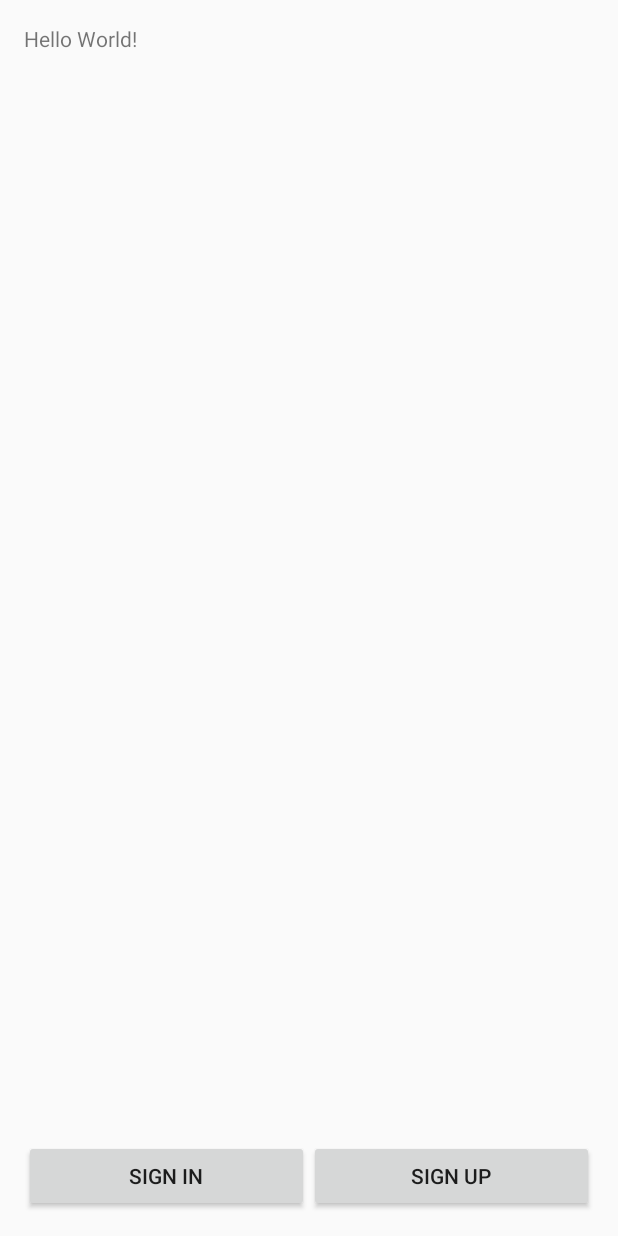
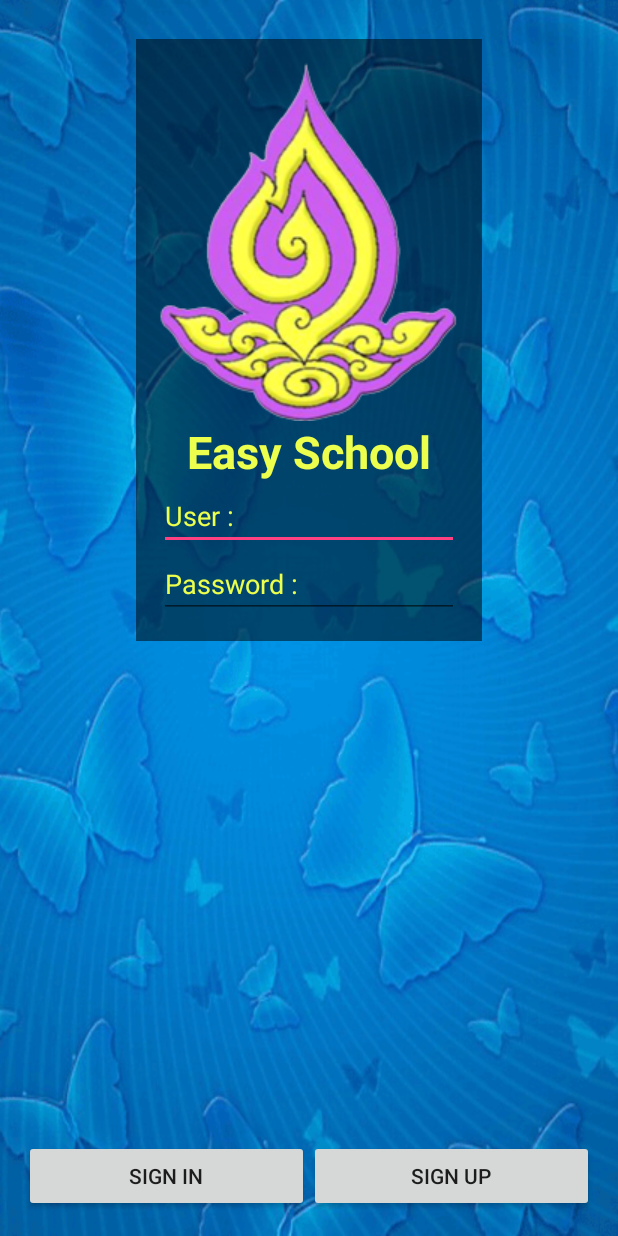
Before and after one commit to Pitawan/TWSchool, an Android app: the screen it shows after launch (MainActivity), on a phone screen of 412 x 824 dp. Run offline under Robolectric (Android 15) with nearby library versions, the phone set to English and light mode, and no system bars.

Commit message:
Design UserInterface Main Finish

```diff
--- a/app/src/main/res/layout/activity_main.xml
+++ b/app/src/main/res/layout/activity_main.xml
@@ -7,12 +7,8 @@
     android:paddingLeft="@dimen/activity_horizontal_margin"
     android:paddingRight="@dimen/activity_horizontal_margin"
     android:paddingTop="@dimen/activity_vertical_margin"
-    tools:context="tw.pitawanpor.twschool.MainActivity">
-
-    <TextView
-        android:layout_width="wrap_content"
-        android:layout_height="wrap_content"
-        android:text="Hello World!" />
+    tools:context="tw.pitawanpor.twschool.MainActivity"
+    android:background="@drawable/bg9">
 
     <LinearLayout
         android:orientation="horizontal"
@@ -35,4 +31,51 @@
             android:layout_weight="1"
             android:onClick="clickSignUpMain" />
     </LinearLayout>
+
+    <LinearLayout
+        android:orientation="vertical"
+        android:layout_width="wrap_content"
+        android:layout_height="wrap_content"
+        android:padding="15dp"
+        android:layout_centerHorizontal="true"
+        android:layout_marginTop="10dp"
+        android:gravity="center_horizontal"
+        android:background="#82000000">
+
+        <ImageView
+            android:layout_width="wrap_content"
+            android:layout_height="wrap_content"
+            android:id="@+id/imageView"
+            android:src="@drawable/tw_logo" />
+
+        <TextView
+            android:layout_width="wrap_content"
+            android:layout_height="wrap_content"
+            android:text="@string/app_name"
+            android:id="@+id/textView8"
+            android:textSize="@dimen/h1"
+            android:textStyle="bold"
+            android:textColor="@color/text"
+            android:textColorHint="@color/text" />
+
+        <EditText
+            android:layout_width="match_parent"
+            android:layout_height="wrap_content"
+            android:id="@+id/editText6"
+            android:linksClickable="true"
+            android:hint="User :"
+            android:textColor="@color/text"
+            android:textColorHint="@color/text"
+            android:inputType="text" />
+
+        <EditText
+            android:layout_width="match_parent"
+            android:layout_height="wrap_content"
+            android:id="@+id/editText7"
+            android:linksClickable="true"
+            android:hint="Password :"
+            android:inputType="textPassword"
+            android:textColor="@color/text"
+            android:textColorHint="@color/text" />
+    </LinearLayout>
 </RelativeLayout>
```
Also changed, not shown: app/src/main/res/drawable/tw_logo.png (added).
